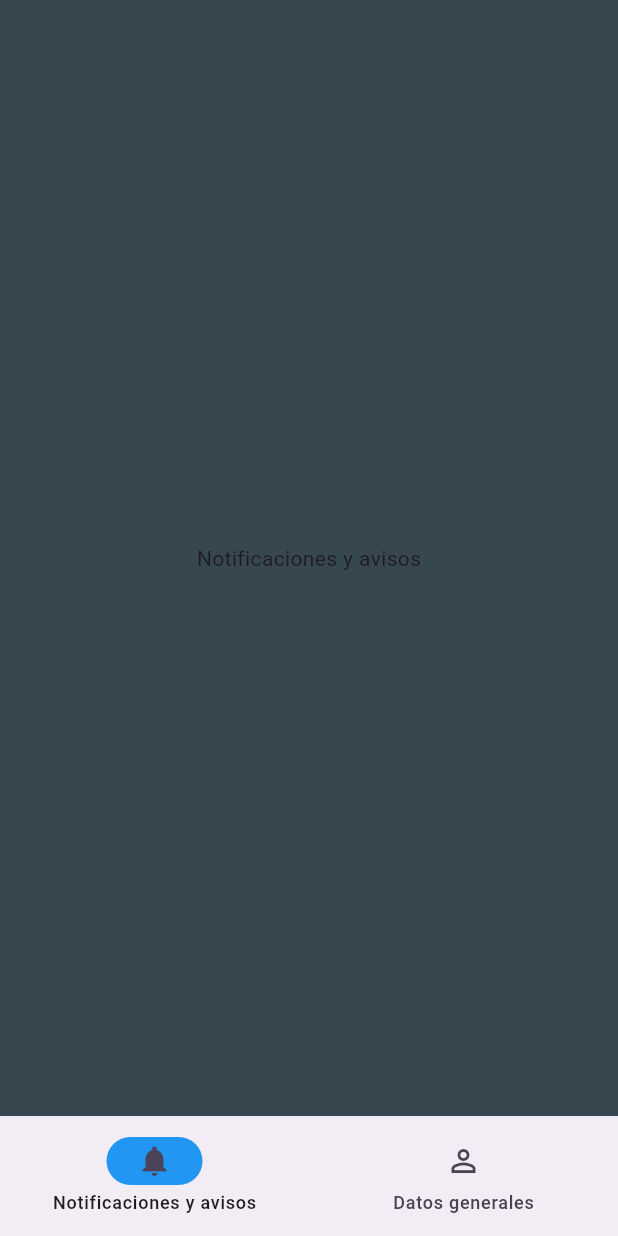
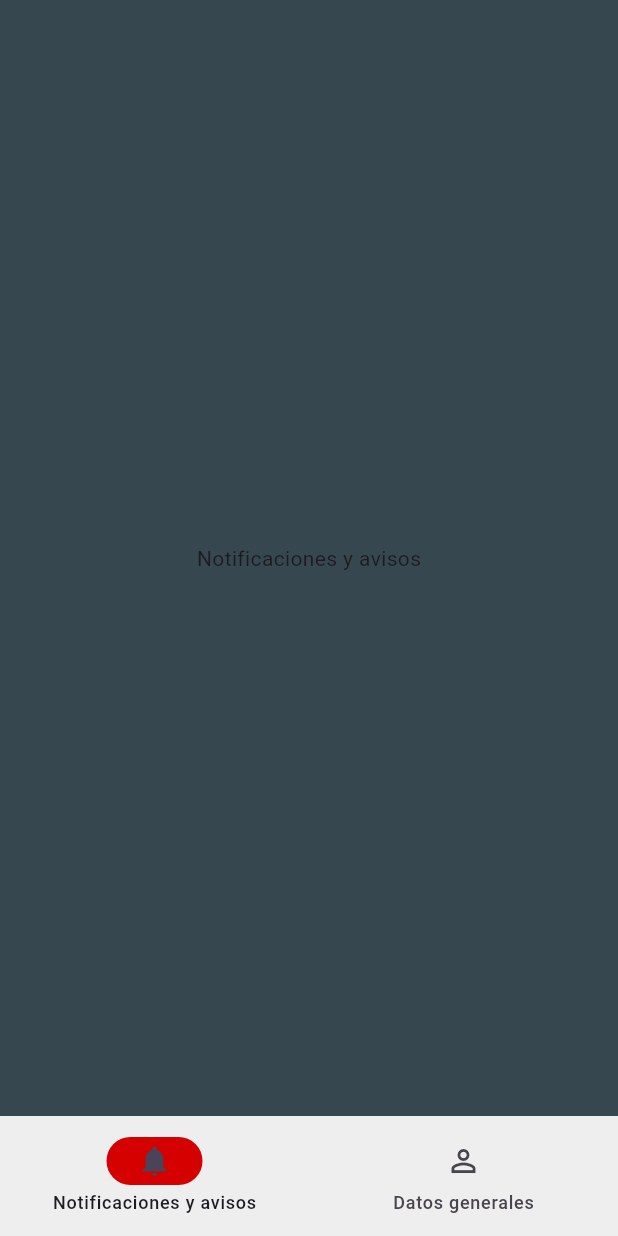
Before and after one commit to REV09/siabenv_ss, a Flutter app: the screen it shows after launch, after a tap on "Iniciar sesion", on a phone screen of 412 x 824 dp. Run offline on Flutter 3.47's test engine with Material 2 defaults, Android fonts, the phone set to English and light mode, and no system bars.

Commit message:
correciones de apariencia

```diff
--- a/lib/src/pages/login_page.dart
+++ b/lib/src/pages/login_page.dart
@@ -65,10 +65,10 @@ class _LoginPageState extends State<LoginPage> {
             mainAxisAlignment: MainAxisAlignment.start,
             children: <Widget>[
               SizedBox(
-                width: responsive.wp(60),
+                width: responsive.wp(45),
                 height: responsive.hp(30),
                 child: Image.asset(
-                  "lib/src/pages/images/logo_normal.jpeg",
+                  "lib/src/pages/images/logo_normal.png",
                   fit: BoxFit.fill,
                 ),
               ),
--- a/lib/src/pages/principal_page.dart
+++ b/lib/src/pages/principal_page.dart
@@ -17,7 +17,8 @@ class _PrincipalPage extends State<PrincipalPage> {
             currentPageIndex = index;
           });
         },
-        indicatorColor: Colors.blue.shade500,
+        indicatorColor: Colors.redAccent.shade700,
+        backgroundColor: Colors.grey.shade200,
         selectedIndex: currentPageIndex,
         destinations: const <Widget>[
           NavigationDestination(
@@ -39,9 +40,9 @@ class _PrincipalPage extends State<PrincipalPage> {
           child: const Text("Notificaciones y avisos"),
         ),
         Container(
-          color: Colors.teal.shade900,
+          color: null,
           alignment: Alignment.center,
-          child: const Text("Notificaciones y avisos"),
+          child: const Text("Datos generales"),
         )
       ][currentPageIndex],
     );
--- a/pubspec.yaml
+++ b/pubspec.yaml
@@ -60,7 +60,7 @@ flutter:
 
   # To add assets to your application, add an assets section, like this:
   assets:
-    - lib/src/pages/images/logo_normal.jpeg
+    - lib/src/pages/images/logo_normal.png
 
   # An image asset can refer to one or more resolution-specific "variants", see
   # https://flutter.dev/assets-and-images/#resolution-aware
```
Also changed, not shown: lib/src/pages/widgets/general_information.dart (+20 -1 lines), lib/src/pages/images/logo_normal.jpeg (deleted), lib/src/pages/images/logo_normal.png (added).
